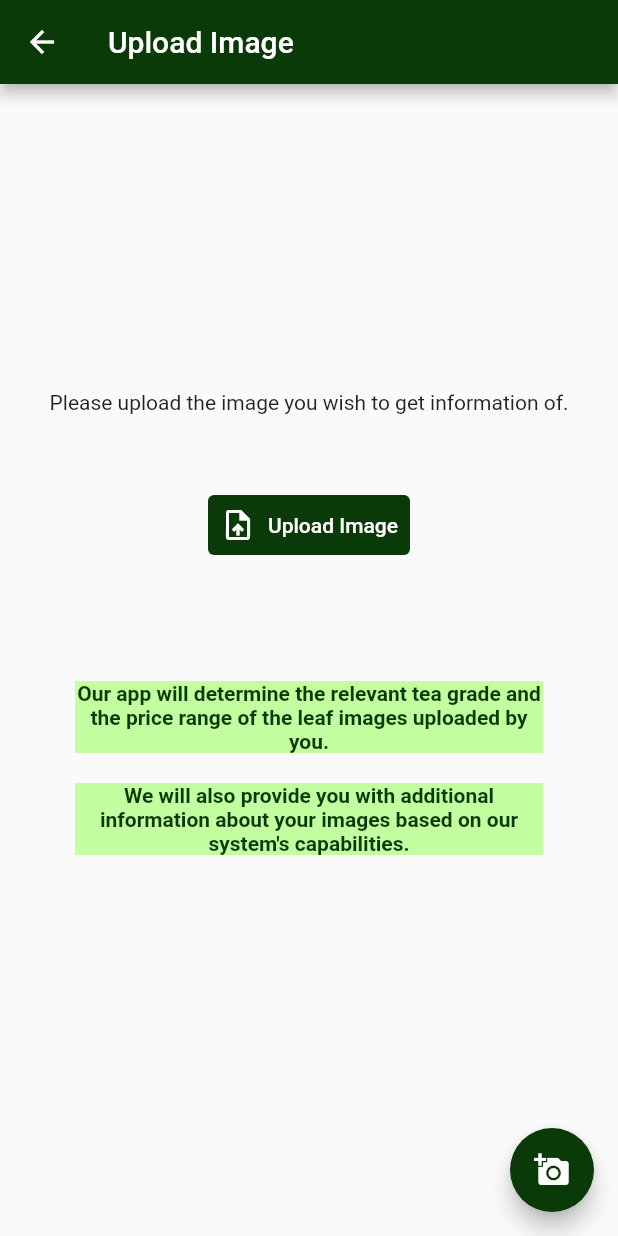
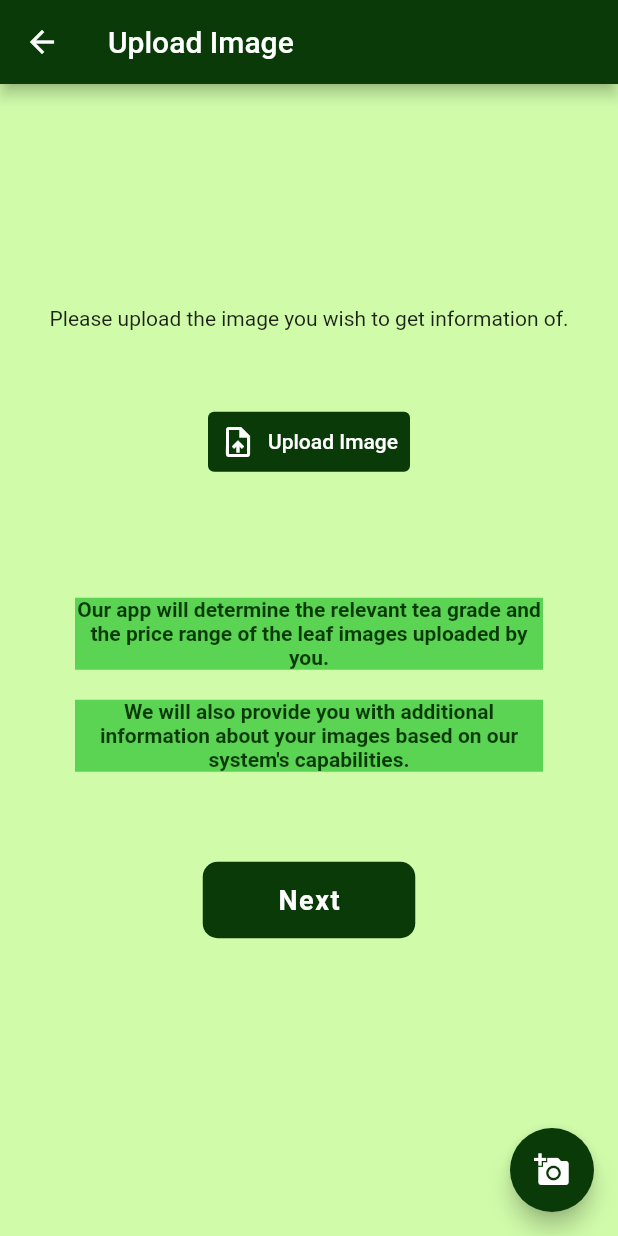
Before and after one commit to pasinduX/QualiTea, a Flutter app: the screen it shows after launch, after a tap on "Get Start", on a phone screen of 412 x 824 dp. Run offline on Flutter 3.47's test engine with Material 2 defaults, Android fonts, the phone set to English and light mode, and no system bars; our stand-ins replace google_fonts, image_picker, quickalert; missing offline and left inert: dart:ffi.

Commit message:
merged TeaPage and ressolved conflicts

```diff
--- a/QualiTea_UI/lib/uploadImage.dart
+++ b/QualiTea_UI/lib/uploadImage.dart
@@ -8,6 +8,7 @@ import 'package:flutter/material.dart';
 import 'dart:io';
 import 'package:image_picker/image_picker.dart';
 import 'package:http/http.dart' as http;
+import 'package:testapp/TeaPage.dart';
 
 class uploadImage extends StatefulWidget {
   uploadImage() : super();
@@ -31,7 +32,7 @@ class uploadImageDemo extends State<uploadImage> {
 
     // string to uri
     var uri = Uri.parse(
-        "https://cff9-2402-d000-8128-56bb-800e-aeae-621e-ba7.in.ngrok.io/success");
+        "https://3e54-168-138-182-121.ap.ngrok.io/success");
 
     // create multipart request
     var request = new http.MultipartRequest("POST", uri);
@@ -73,7 +74,8 @@ class uploadImageDemo extends State<uploadImage> {
         title: Text(widget.title),
         backgroundColor: Color.fromARGB(255, 9, 58, 7),
       ),
-      body: Center(
+      body: Container(
+        color: Color.fromRGBO(208, 252, 170, 1),
         child: Column(
           mainAxisAlignment: MainAxisAlignment.center,
           children: <Widget>[
@@ -206,7 +208,7 @@ class uploadImageDemo extends State<uploadImage> {
                 children: [
                   SizedBox(height: 30),
                   Container(
-                    color: Color.fromARGB(255, 195, 255, 160),
+                    color: Color.fromRGBO(91, 212, 84, 1),
                     child: Text(
                       "Our app will determine the relevant tea grade and the price range of the leaf images uploaded by you.",
                       textAlign: TextAlign.center,
@@ -218,7 +220,7 @@ class uploadImageDemo extends State<uploadImage> {
                   ),
                   SizedBox(height: 20),
                   Container(
-                    color: Color.fromARGB(255, 195, 255, 160),
+                    color: Color.fromRGBO(91, 212, 84, 1),
                     child: Text(
                       "We will also provide you with additional information about your images based on our system's capabilities.",
                       textAlign: TextAlign.center,
@@ -228,13 +230,43 @@ class uploadImageDemo extends State<uploadImage> {
                       ),
                     ),
                   ),
-                ],
+                   SizedBox(height: 60),
+                    Material(
+                      color: Color.fromARGB(255, 9, 58, 7),
+                      borderRadius: BorderRadius.circular(10),
+                      child: InkWell(
+                        onTap: () {
+                          Navigator.push(
+                              context,
+                              MaterialPageRoute(
+                                  builder: (context) => TeaPage()));
+                        },
+                        child: Container(
+                          padding: EdgeInsets.symmetric(
+                              vertical: 15, horizontal: 50),
+                          child: Text(
+                            "Next",
+                            style: TextStyle(
+                              color: Color.fromARGB(255, 255, 255, 255),
+                              fontSize: 18,
+                              fontWeight: FontWeight.bold,
+
+                              letterSpacing: 1,
+                            ),
+                          ),
+                        ),
+                      ),
+                    )
+                  ],
+                ),
               ),
-            ),
           ],
-        ),
-      ),
-      floatingActionButton: FloatingActionButton(
+        ),),
+
+      floatingActionButton: Positioned(
+        child: Align(
+    alignment: Alignment.bottomRight,
+        child: FloatingActionButton(
         onPressed: getImage,
         backgroundColor: Color.fromARGB(255, 9, 58, 7),
         child: Icon(
@@ -242,6 +274,7 @@ class uploadImageDemo extends State<uploadImage> {
         ),
         // foregroundColor: Color.fromARGB(255, 9, 58, 7),
       ),
+      ),),
     );
   }
 }
--- a/QualiTea_UI/lib/welcomeScreen.dart
+++ b/QualiTea_UI/lib/welcomeScreen.dart
@@ -78,7 +78,7 @@ class WelcomeScreen extends StatelessWidget {
 
                       style: GoogleFonts.lobster(
                         textStyle: TextStyle(
-                        fontSize: 20,
+                        fontSize: 23,
                         fontWeight: FontWeight.w500,
                         letterSpacing: 1,
                         wordSpacing: 2,
@@ -104,7 +104,7 @@ class WelcomeScreen extends StatelessWidget {
                             "Get Start",
                             style: TextStyle(
                               color: Color.fromARGB(255, 9, 58, 7),
-                              fontSize: 16,
+                              fontSize: 20,
                               fontWeight: FontWeight.bold,
                               letterSpacing: 1,
                             ),
--- a/QualiTea_UI/pubspec.yaml
+++ b/QualiTea_UI/pubspec.yaml
@@ -51,6 +51,7 @@ dependencies:
   # webview_flutter: ^0.3.4
   # carousel_slider: ^1.3.0
   google_fonts: ^2.0.0
+  quickalert: ^1.0.1
 
 
 dev_dependencies:
```
Also changed, not shown: QualiTea_UI/lib/TeaPage.dart (added, +156 -0 lines), QualiTea_UI/pubspec.lock.
